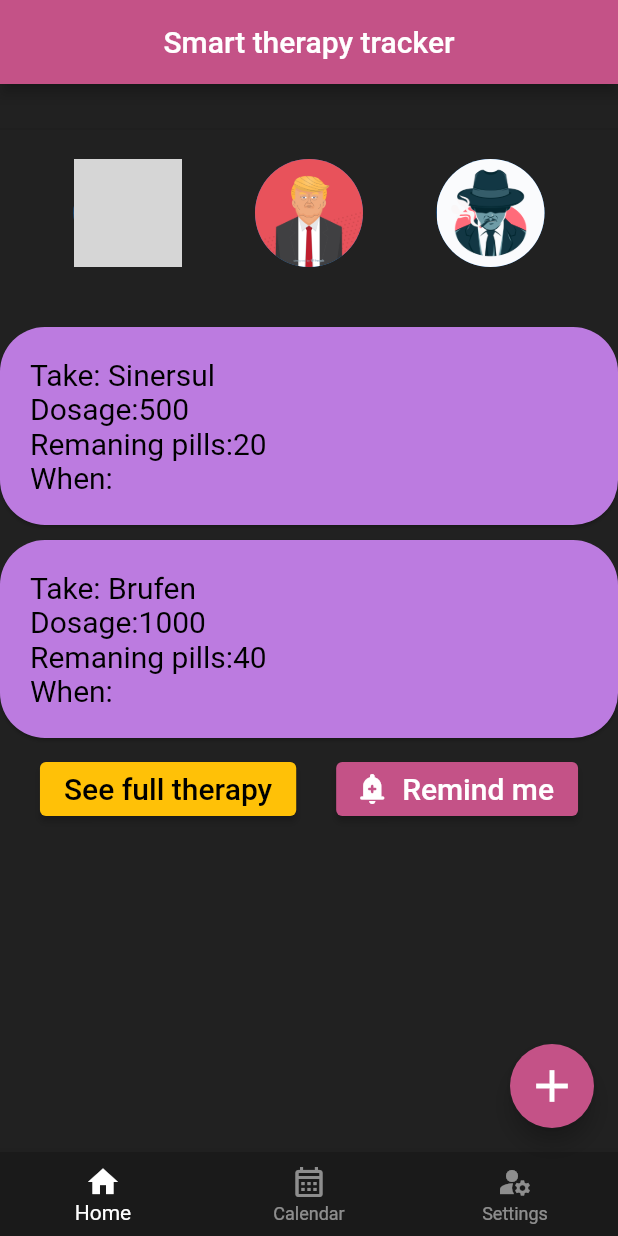
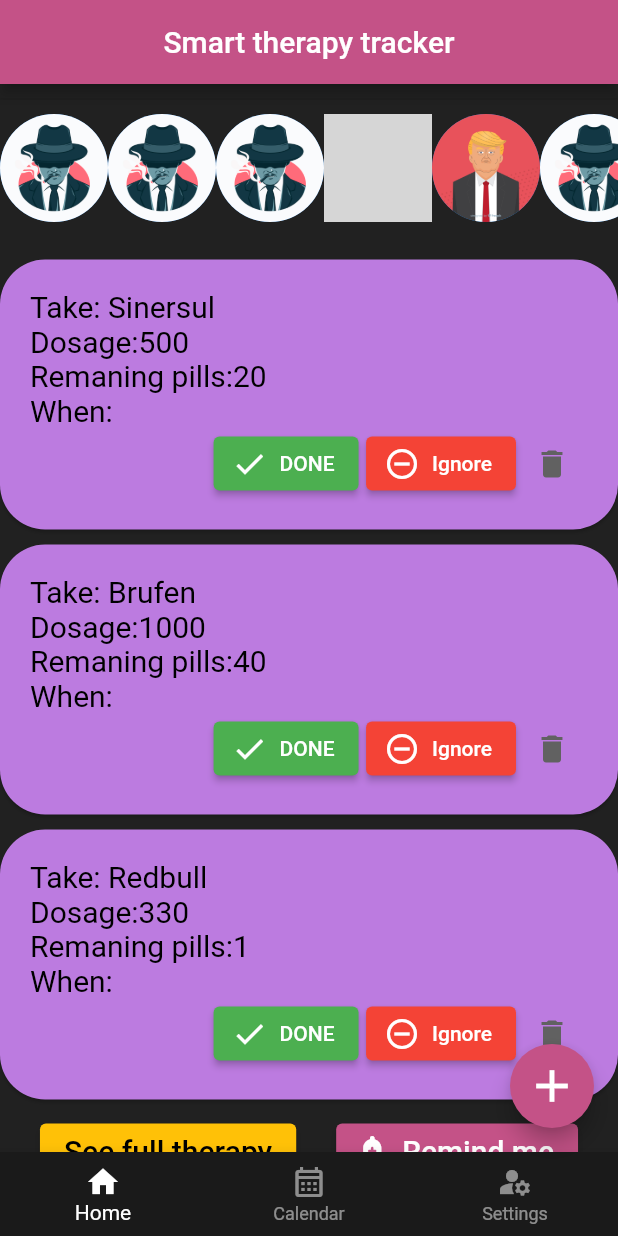
Before and after one commit to mirkomiki/medsearch, a Flutter app: the screen it shows after launch, on a phone screen of 412 x 824 dp. Run offline on Flutter 3.47's test engine with Material 2 defaults, Android fonts, the phone set to English and light mode, and no system bars; missing offline and left inert: animated_snack_bar; grey boxes are pictures that could not be loaded.

Commit message:
few minor changes

```diff
--- /dev/null
+++ b/lib/dailyTherapyCard.dart
@@ -0,0 +1,109 @@
+import 'dart:js_util';
+import 'dart:ui';
+import 'package:animated_snack_bar/animated_snack_bar.dart';
+import 'package:flutter/foundation.dart';
+import 'package:flutter/material.dart';
+import 'therapy.dart';
+class DailyTherapyCard extends StatelessWidget {
+  final Function() delete;
+  final Therapy therapy;
+  DailyTherapyCard({ required this.therapy, required this.delete});
+
+  @override
+  Widget build(BuildContext context) {
+    return Card(
+      shape: RoundedRectangleBorder(
+        borderRadius: BorderRadius.circular(30),
+      ),
+      shadowColor: Colors.black,
+      surfaceTintColor: Colors.amber,
+      color: Color.fromARGB(255, 188, 123, 224),
+      margin: EdgeInsets.fromLTRB(0, 0, 0, 10),
+      child:
+
+      Padding(
+        padding: EdgeInsets.all(20),
+        child: Column(
+          crossAxisAlignment: CrossAxisAlignment.stretch,
+          children: <Widget>[
+            Text(
+            'Take: ${therapy.name}',
+            style: TextStyle(color: Colors.black, fontSize: 20),),
+            Text('Dosage:${therapy.dosage}',
+            style: TextStyle(color: Colors.black, fontSize: 20),),
+            Text('Remaning pills:${therapy.pillsAvaliable}',
+            style: TextStyle(color: Colors.black, fontSize: 20),),
+            Text('When:',
+            style: TextStyle(color: Colors.black, fontSize: 20),),
+            Row(
+              mainAxisAlignment: MainAxisAlignment.end,
+              children: <Widget>[
+                ElevatedButton.icon(
+
+                  style:
+                    ButtonStyle(
+                      backgroundColor:MaterialStateProperty.all<Color>(Colors.green),
+                      iconColor: MaterialStateProperty.all<Color>(Colors.white),
+                    ),
+                  icon: Icon(Icons.done),
+                  onPressed: () {
+
+                      AnimatedSnackBar.rectangle(
+                      'Success',
+                      'Taken therapy',
+                      type: AnimatedSnackBarType.success,
+                      brightness: Brightness.dark,
+                      mobileSnackBarPosition: MobileSnackBarPosition.bottom,
+                      ).show(context);
+                  },
+
+                  label: Text('DONE', style: TextStyle(color: Color.fromARGB(255, 255, 255, 255)),)
+                  ),
+                SizedBox(width: 5,),
+
+                ElevatedButton.icon(
+                  style:
+                    ButtonStyle(
+                      backgroundColor:MaterialStateProperty.all<Color>(Colors.red),
+                      iconColor: MaterialStateProperty.all<Color>(Colors.white),
+                    ),
+                  icon: Icon(Icons.do_disturb_on_outlined),
+                  onPressed: () {onDeleteButtonPressed(context);},
+
+                  label: Text('Ignore', style: TextStyle(color: Color.fromARGB(255, 255, 255, 255)),)
+                ),
+                IconButton(
+                  onPressed:() {
+                    delete;
+                  AnimatedSnackBar.rectangle(
+                      'Warning: Delete',
+                      'Are you sure you want to delete this reminder?',
+                      type: AnimatedSnackBarType.warning,
+                      brightness: Brightness.dark,
+                      mobileSnackBarPosition: MobileSnackBarPosition.bottom,
+                      ).show(context);
+
+                      },
+                icon: Icon(Icons.delete, color: Colors.grey[700]), ),
+              ],
+            )
+          ],
+        ),
+      ),
+    );
+  }
+
+
+
+    //Functions
+    void onDeleteButtonPressed(BuildContext context){
+    delete;
+    AnimatedSnackBar.rectangle(
+    'Warning: Delete',
+    'Are you sure you want to delete this reminder?',
+    type: AnimatedSnackBarType.warning,
+    brightness: Brightness.dark,
+    mobileSnackBarPosition: MobileSnackBarPosition.bottom,
+    ).show(context);
+    }
+}
--- a/lib/main.dart
+++ b/lib/main.dart
@@ -1,7 +1,9 @@
 import 'dart:ui';
 
 import 'package:flutter/material.dart';
+import 'package:medsearch/dailyTherapyCard.dart';
 import 'therapy.dart';
+import 'dailyTherapyCard.dart';
 void main() => runApp(MaterialApp(
   home: Home()
 ),
@@ -17,34 +19,9 @@ class _HomeState extends State<Home> {
 
   List<Therapy> therapies = [
     Therapy('Sinersul', 500, 1, 20),
-    Therapy('Brufen', 1000, 2, 40)
+    Therapy('Brufen', 1000, 2, 40),
+    Therapy('Redbull', 330, 1, 1)
   ];
-
-  Widget dailyTherapyTemplate(therapy){
-    return Card(
-      shape: RoundedRectangleBorder(
-        borderRadius: BorderRadius.circular(30),
-      ),
-      shadowColor: Colors.black,
-      surfaceTintColor: Colors.amber,
-      color: Color.fromARGB(255, 188, 123, 224),
-      margin: EdgeInsets.fromLTRB(0, 0, 0, 10),
-      child:
-
-      Padding(
-
-        padding: EdgeInsets.all(20),
-        child: Column(
-          crossAxisAlignment: CrossAxisAlignment.stretch,
-          children: <Widget>[
-            Text(
-            'Take: ${therapy.name} \nDosage:${therapy.dosage}\nRemaning pills:${therapy.pillsAvaliable}\nWhen:',
-            style: TextStyle(color: Colors.black, fontSize: 20),)
-          ],
-        ),
-      ),
-    );
-  }
 
   @override
   Widget build(BuildContext context) {
@@ -75,31 +52,40 @@ class _HomeState extends State<Home> {
       centerTitle: true,
       backgroundColor: Color.fromARGB(255, 196, 82, 135),
     ),
-    body: Column(
+    body: SingleChildScrollView(
+      child: Column(
         crossAxisAlignment: CrossAxisAlignment.stretch,
         children: <Widget> [
-      Container(padding: EdgeInsets.all(5)),
         Divider(
-        height: 40,
+          height: 20,
         ),
-      Row(
+        SingleChildScrollView(scrollDirection: Axis.horizontal,
+          child: Row(
             mainAxisAlignment: MainAxisAlignment.spaceEvenly,
             children: <Widget>[
+            CircleAvatar(radius: 36, backgroundImage: AssetImage('assets/scary_man.jpg', )),
+            CircleAvatar(radius: 36, backgroundImage: AssetImage('assets/scary_man.jpg', )),
+            CircleAvatar(radius: 36, backgroundImage: AssetImage('assets/scary_man.jpg', )),
             CircleAvatar(radius: 36, backgroundImage: AssetImage('assets/baby.jpg', )),
             CircleAvatar(radius: 36, backgroundImage: AssetImage('assets/trump_avatar.jpg', )),
             CircleAvatar(radius: 36, backgroundImage: AssetImage('assets/scary_man.jpg', )),
             ],
           ),
+        ),
         Divider(
-        height: 40,
+          height: 25,
           color: Colors.grey[900],
         ),
         Column(
           children:
             therapies.map(
-            (therapy) => dailyTherapyTemplate(therapy)
-            )
-            .toList(),
+              (therapy) => DailyTherapyCard(
+                therapy: therapy,
+                delete: () {
+                setState(() {
+                  therapies.remove(therapy);
+                });
+              })).toList(),
         ),
 
 
@@ -131,12 +117,13 @@ class _HomeState extends State<Home> {
         ),
       ],
       ),
+    ),
 
     floatingActionButton: FloatingActionButton(
       child: Icon(Icons.add,
       size: 36,
       ),
-      onPressed: null,
+      onPressed: () {},
       backgroundColor: Color.fromARGB(255, 196, 82, 135),
     ),
   );
--- a/lib/therapy.dart
+++ b/lib/therapy.dart
@@ -1,14 +1,17 @@
 class Therapy{
+  //Attributes
   String name = '';
   int dosage = 0;
   int timesADay = 0;
   List<DateTime> timeToTake = []; //koliko puta dnevno
   late DateTime overallTakingTime; //dokad se uzima
   int pillsAvaliable = 0;
+
+  //Constructor
   Therapy(String name, int dosage, int timesADay, int pillsInBottle){
     this.name = name;
     this.dosage = dosage;
     this.timesADay = timesADay;
-    this.pillsAvaliable = pillsInBottle;
+    pillsAvaliable = pillsInBottle;
   }
 }
--- a/pubspec.yaml
+++ b/pubspec.yaml
@@ -35,6 +35,7 @@ dependencies:
   # The following adds the Cupertino Icons font to your application.
   # Use with the CupertinoIcons class for iOS style icons.
   cupertino_icons: ^1.0.2
+  animated_snack_bar: ^0.3.1
 
 dev_dependencies:
   flutter_test:
```
Also changed, not shown: lib/avatars.dart (added, +20 -0 lines), pubspec.lock. Lines whose indentation alone changed are shown as unchanged.
